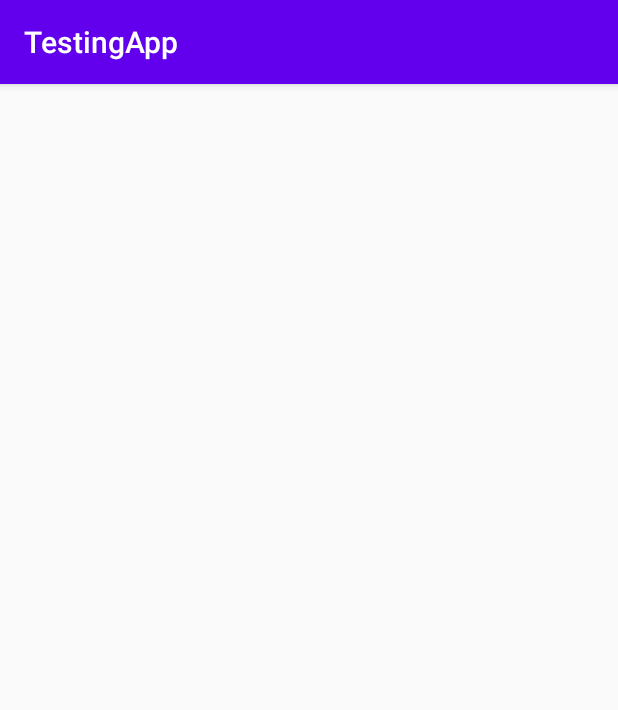
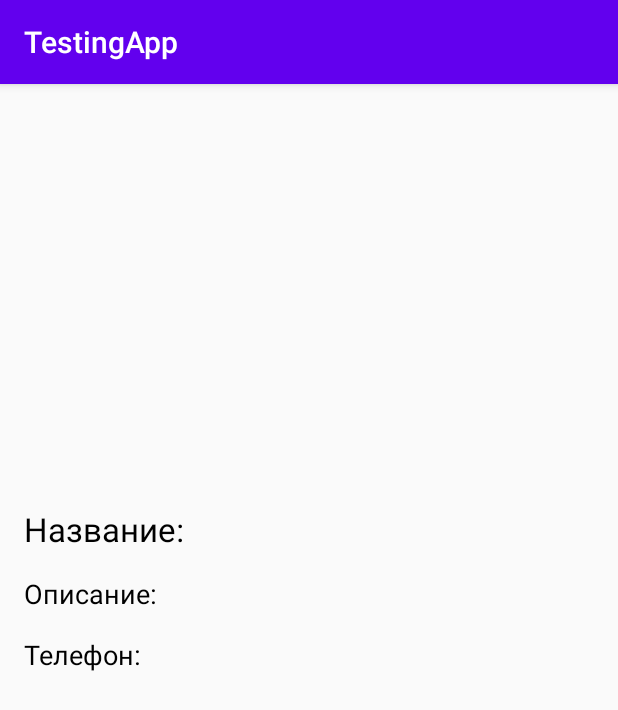
Before and after one commit to VadimBes/TestingApp, an Android app: the fragment DetailFragment placed in its activity, on a phone screen of 412 x 824 dp. Shown: the top 710 px of the screen. Run offline under Robolectric (Android 15) with nearby library versions, the phone set to English and light mode, and no system bars; our stand-ins replace Dagger/Hilt's generated code, data binding; libraries missing offline, so code that uses them is left out: androidx.hilt.lifecycle; pictures from the network do not load; 5 statements that could not run were skipped.

Commit message:
Finish commit

```diff
--- a/app/src/main/java/com/example/android/testingapp/data/local/dao/CompanyDAO.kt
+++ b/app/src/main/java/com/example/android/testingapp/data/local/dao/CompanyDAO.kt
@@ -5,6 +5,7 @@ import androidx.room.Dao
 import androidx.room.Insert
 import androidx.room.OnConflictStrategy
 import androidx.room.Query
+import com.example.android.testingapp.data.response_entity.CompanyDetailResponseItem
 import com.example.android.testingapp.data.response_entity.CompanyResponseItem
 
 @Dao
@@ -13,6 +14,12 @@ interface CompanyDAO {
     @Insert(onConflict = OnConflictStrategy.REPLACE)
     fun insert(companyItem:CompanyResponseItem)
 
+    @Insert(onConflict = OnConflictStrategy.REPLACE)
+    fun insertDetail(companyDetail:CompanyDetailResponseItem)
+
+    @Query("SELECT * FROM CompanyDetailResponseItem WHERE id = :id")
+    fun getDetailCompany(id:String):LiveData<CompanyDetailResponseItem>
+
     @Query("SELECT * FROM CompanyResponseItem")
     fun getAllCompany():LiveData<List<CompanyResponseItem>>
 
--- a/app/src/main/java/com/example/android/testingapp/data/remote/CompanyNetworkDataSource.kt
+++ b/app/src/main/java/com/example/android/testingapp/data/remote/CompanyNetworkDataSource.kt
@@ -1,10 +1,13 @@
 package com.example.android.testingapp.data.remote
 
 import androidx.lifecycle.LiveData
+import com.example.android.testingapp.data.response_entity.CompanyDetailResponseItem
 import com.example.android.testingapp.data.response_entity.CompanyResponseItem
 
 interface CompanyNetworkDataSource {
     val downloadedCurrentCompany:LiveData<List<CompanyResponseItem>>
+    suspend fun fetchCurrentCompany()
 
-    suspend fun fetchCurrentCompany()
+    val downloadedCompanyDetails:LiveData<CompanyDetailResponseItem>
+    suspend fun fetchCompanyDetails(id:String)
 }
--- a/app/src/main/java/com/example/android/testingapp/data/repository/CompanyRepository.kt
+++ b/app/src/main/java/com/example/android/testingapp/data/repository/CompanyRepository.kt
@@ -1,8 +1,10 @@
 package com.example.android.testingapp.data.repository
 
 import androidx.lifecycle.LiveData
+import com.example.android.testingapp.data.response_entity.CompanyDetailResponseItem
 import com.example.android.testingapp.data.response_entity.CompanyResponseItem
 
 interface CompanyRepository {
     suspend fun getCurrentCompanies():LiveData<List<CompanyResponseItem>>
+    suspend fun getCompanyDetails(id:String):LiveData<CompanyDetailResponseItem>
 }
--- a/app/src/main/java/com/example/android/testingapp/ui/fragments/DetailFragment.kt
+++ b/app/src/main/java/com/example/android/testingapp/ui/fragments/DetailFragment.kt
@@ -1,9 +1,64 @@
 package com.example.android.testingapp.ui.fragments
 
+import android.os.Bundle
+import android.util.Log
+import android.util.MalformedJsonException
+import android.view.LayoutInflater
+import android.view.View
+import android.view.ViewGroup
+import android.widget.Toast
 import androidx.fragment.app.Fragment
+import androidx.lifecycle.ViewModelProvider
+import com.bumptech.glide.Glide
 import com.example.android.testingapp.R
+import com.example.android.testingapp.data.repository.CompanyRepository
+import com.example.android.testingapp.databinding.DetailFragmentBinding
+import com.example.android.testingapp.other.Constants.BASE_URL
+import com.example.android.testingapp.ui.ViewModelFactory
+import dagger.hilt.android.AndroidEntryPoint
+import kotlinx.coroutines.CoroutineScope
+import kotlinx.coroutines.Dispatchers
+import kotlinx.coroutines.launch
+import javax.inject.Inject
 
+@AndroidEntryPoint
 class DetailFragment:Fragment(R.layout.detail_fragment) {
 
+    lateinit var viewModel: DetailViewModel
+    @Inject
+    lateinit var repository:CompanyRepository
+    lateinit var binding:DetailFragmentBinding
 
-}
+
+    override fun onCreateView(
+        inflater: LayoutInflater,
+        container: ViewGroup?,
+        savedInstanceState: Bundle?
+    ): View? {
+        binding = DetailFragmentBinding.inflate(inflater,null,false)
+        return binding.root
+    }
+
+    override fun onViewCreated(view: View, savedInstanceState: Bundle?) {
+        super.onViewCreated(view, savedInstanceState)
+        val safeArgs = arguments?.let{
+            DetailFragmentArgs.fromBundle(it)
+        }
+        val id = safeArgs?.id
+        val viewModelFactory = ViewModelFactory(id!!,repository)
+        viewModel = ViewModelProvider(this,viewModelFactory).get(DetailViewModel::class.java)
+        binding.viewModel = viewModel
+            bindUI()
+
+
+    }
+
+    fun bindUI() = CoroutineScope(Dispatchers.Main).launch {
+        viewModel.detailCompany.await().observe(viewLifecycleOwner,{
+            Glide.with(this@DetailFragment).load(BASE_URL+ "/" +it.img).into(binding.imageViewDetail)
+            binding.title.text = "Название:${it.name}"
+            binding.description.text = "Описание:${it.description}"
+            binding.phone.text = "Телефон:${it.phone}"
+        })
+        }
+    }
--- a/app/src/main/java/com/example/android/testingapp/ui/fragments/MainFragment.kt
+++ b/app/src/main/java/com/example/android/testingapp/ui/fragments/MainFragment.kt
@@ -4,18 +4,15 @@ import android.os.Bundle
 import android.view.LayoutInflater
 import android.view.View
 import android.view.ViewGroup
-import androidx.activity.viewModels
 import androidx.fragment.app.Fragment
 import androidx.fragment.app.viewModels
 import androidx.navigation.fragment.findNavController
 import androidx.recyclerview.widget.LinearLayoutManager
 import com.example.android.testingapp.R
 import com.example.android.testingapp.databinding.FragmentMainBinding
-import com.example.android.testingapp.ui.MainViewModel
 import com.example.android.testingapp.ui.adapter.RecyclerClickListener
 import com.example.android.testingapp.ui.adapter.RecyclerViewAdapter
 import dagger.hilt.android.AndroidEntryPoint
-import kotlinx.android.synthetic.main.fragment_main.*
 import kotlinx.coroutines.CoroutineScope
 import kotlinx.coroutines.Dispatchers
 import kotlinx.coroutines.launch
--- a/app/src/main/java/com/example/android/testingapp/ui/MainViewModel.kt
+++ b/app/src/main/java/com/example/android/testingapp/ui/fragments/MainViewModel.kt
@@ -1,20 +1,26 @@
-package com.example.android.testingapp.ui
+package com.example.android.testingapp.ui.fragments
 
 import androidx.hilt.lifecycle.ViewModelInject
 import androidx.lifecycle.LiveData
 import androidx.lifecycle.MutableLiveData
 import androidx.lifecycle.ViewModel
 import com.example.android.testingapp.data.repository.CompanyRepository
+import com.example.android.testingapp.data.response_entity.CompanyDetailResponseItem
 import com.example.android.testingapp.other.lazyDeferred
+import kotlinx.coroutines.CoroutineScope
+import kotlinx.coroutines.Deferred
+import kotlinx.coroutines.Dispatchers
+import kotlinx.coroutines.launch
 import javax.inject.Inject
 
 class MainViewModel @ViewModelInject constructor(
-    repository: CompanyRepository
+    val repository: CompanyRepository
 ):ViewModel() {
 
     val companies by lazyDeferred {
         repository.getCurrentCompanies()
     }
+
 
     private val _navigateToDetail = MutableLiveData<String?>()
     val navigateToDetail:LiveData<String?>
--- a/app/src/main/res/layout/detail_fragment.xml
+++ b/app/src/main/res/layout/detail_fragment.xml
@@ -1,6 +1,64 @@
 <?xml version="1.0" encoding="utf-8"?>
-<androidx.constraintlayout.widget.ConstraintLayout
-    xmlns:android="http://schemas.android.com/apk/res/android" android:layout_width="match_parent"
-    android:layout_height="match_parent">
+<layout xmlns:android="http://schemas.android.com/apk/res/android"
+    xmlns:app="http://schemas.android.com/apk/res-auto">
 
-</androidx.constraintlayout.widget.ConstraintLayout>
+    <data>
+
+        <variable
+            name="viewModel"
+            type="com.example.android.testingapp.ui.fragments.DetailViewModel" />
+    </data>
+    <ScrollView
+        android:layout_width="match_parent"
+        android:layout_height="match_parent">
+
+    <androidx.constraintlayout.widget.ConstraintLayout
+        android:layout_width="match_parent"
+        android:layout_height="match_parent">
+
+        <ImageView
+            android:id="@+id/imageView_detail"
+            android:layout_width="0dp"
+            android:layout_height="250dp"
+            android:layout_margin="16dp"
+            app:layout_constraintEnd_toEndOf="parent"
+            app:layout_constraintStart_toStartOf="parent"
+            app:layout_constraintTop_toTopOf="parent" />
+
+        <TextView
+            android:id="@+id/title"
+            android:layout_width="wrap_content"
+            android:layout_height="wrap_content"
+            android:layout_margin="16dp"
+            android:text="Название:"
+            android:textColor="@android:color/black"
+            android:textSize="22sp"
+            app:layout_constraintStart_toStartOf="parent"
+            app:layout_constraintTop_toBottomOf="@id/imageView_detail" />
+
+        <TextView
+            android:id="@+id/description"
+            android:layout_width="match_parent"
+            android:layout_height="wrap_content"
+            android:layout_margin="16dp"
+            android:text="Описание:"
+            android:textColor="@android:color/black"
+            android:textSize="18sp"
+            app:layout_constraintStart_toStartOf="parent"
+            app:layout_constraintTop_toBottomOf="@id/title" />
+
+        <TextView
+            android:id="@+id/phone"
+            android:layout_width="wrap_content"
+            android:layout_height="wrap_content"
+            android:layout_margin="16dp"
+            android:text="Телефон:"
+            android:textColor="@android:color/black"
+            android:textSize="18sp"
+            app:layout_constraintStart_toStartOf="parent"
+            app:layout_constraintTop_toBottomOf="@id/description" />
+
+
+    </androidx.constraintlayout.widget.ConstraintLayout>
+    </ScrollView>
+</layout>
--- a/app/src/main/res/layout/fragment_main.xml
+++ b/app/src/main/res/layout/fragment_main.xml
@@ -3,7 +3,7 @@
     <data>
         <variable
             name="viewModel"
-            type="com.example.android.testingapp.ui.MainViewModel" />
+            type="com.example.android.testingapp.ui.fragments.MainViewModel" />
     </data>
 <FrameLayout xmlns:android="http://schemas.android.com/apk/res/android"
     xmlns:tools="http://schemas.android.com/tools"
```
Also changed, not shown: app/src/main/java/com/example/android/testingapp/data/remote/CompanyNetworkDataSourceImpl.kt (+17 -0 lines), app/src/main/java/com/example/android/testingapp/data/repository/CompanyRepositoryImpl.kt (+27 -5 lines), app/src/main/java/com/example/android/testingapp/ui/ViewModelFactory.kt (added, +13 -0 lines), app/src/main/java/com/example/android/testingapp/ui/fragments/DetailViewModel.kt (added, +19 -0 lines), app/src/main/java/com/example/android/testingapp/other/Delegates.kt (line endings or trailing spaces).
